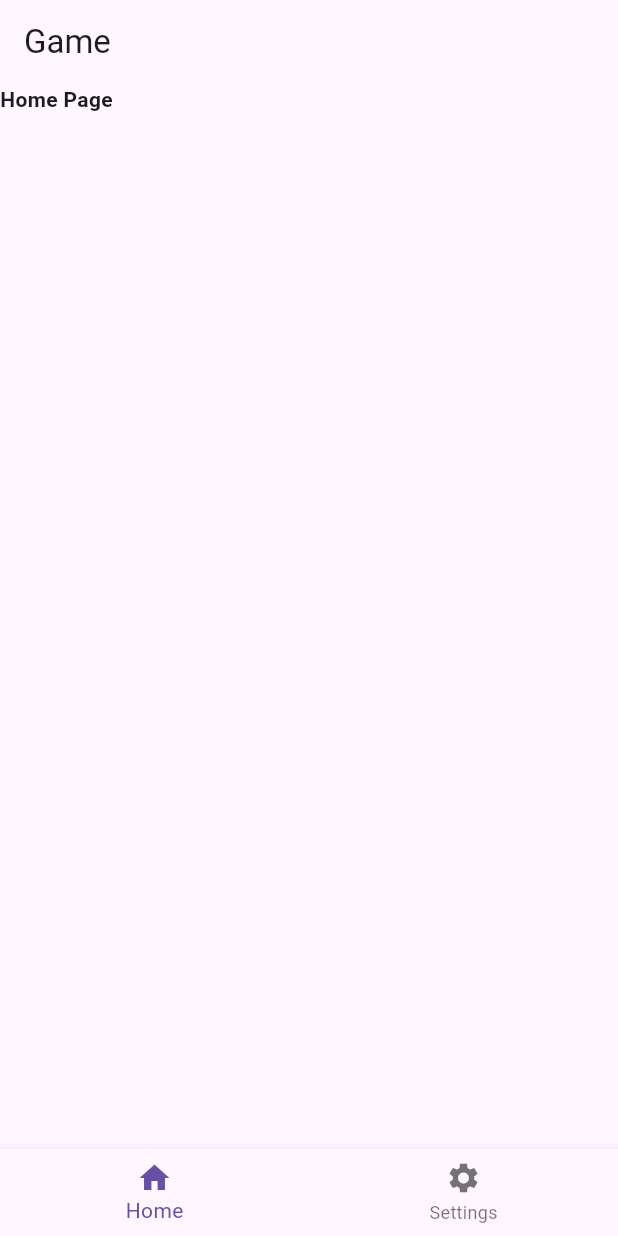
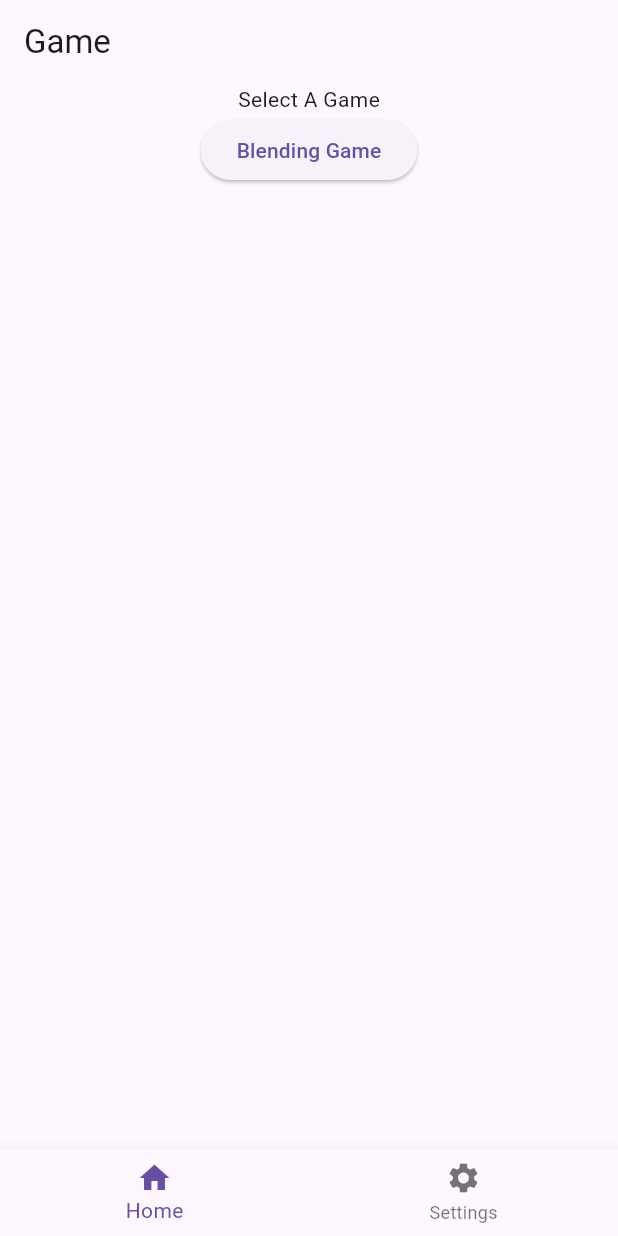
Before and after one commit to IsaacCooke/Letters, a Flutter app: the screen it shows after launch, on a phone screen of 412 x 824 dp. Run offline on Flutter 3.47's test engine with Material 3 defaults, Android fonts, the phone set to English and light mode, and no system bars.

Commit message:
Added styling and made progess on blend game

```diff
--- a/lib/main.dart
+++ b/lib/main.dart
@@ -12,7 +12,7 @@ class App extends StatelessWidget {
   const App({super.key});
 
   @override
-  Widget build(BuildContext context){
+  Widget build(BuildContext context) {
     return const MaterialApp(
       debugShowCheckedModeBanner: false,
       home: Layout(),
--- a/lib/pages/home.dart
+++ b/lib/pages/home.dart
@@ -1,5 +1,8 @@
 // External imports
 import 'package:flutter/material.dart';
+
+// Local imports
+import 'package:letters/games/blend.dart';
 
 class Home extends StatefulWidget {
   const Home({super.key});
@@ -10,14 +13,23 @@ class Home extends StatefulWidget {
 
 class HomeState extends State<Home> {
   @override
-  Widget build(BuildContext context){
-    return (
-      const Scaffold (
-        body: Text (
-          "Home Page",
-          style: TextStyle(fontWeight: FontWeight.bold),
+  Widget build(BuildContext context) {
+    return Scaffold(
+      body: Center(
+        child: Column(
+          children: <Widget>[
+            const Text("Select A Game"),
+            ElevatedButton(
+              onPressed: () => {
+                Navigator.of(context).push(
+                  MaterialPageRoute(builder: (context) => const BlendGame())
+                )
+              },
+              child: const Text("Blending Game"),
+            ),
+          ],
         ),
-      )
+      ),
     );
   }
 }
--- a/lib/pages/settings.dart
+++ b/lib/pages/settings.dart
@@ -10,7 +10,7 @@ class Settings extends StatefulWidget {
 
 class SettingsState extends State<Settings> {
   @override
-  Widget build(BuildContext context){
+  Widget build(BuildContext context) {
     return const Scaffold(
       body: Text(
         "Settings page",
```
Also changed, not shown: lib/games/blend.dart (+54 -15 lines), lib/pages/layout.dart (+4 -3 lines).
